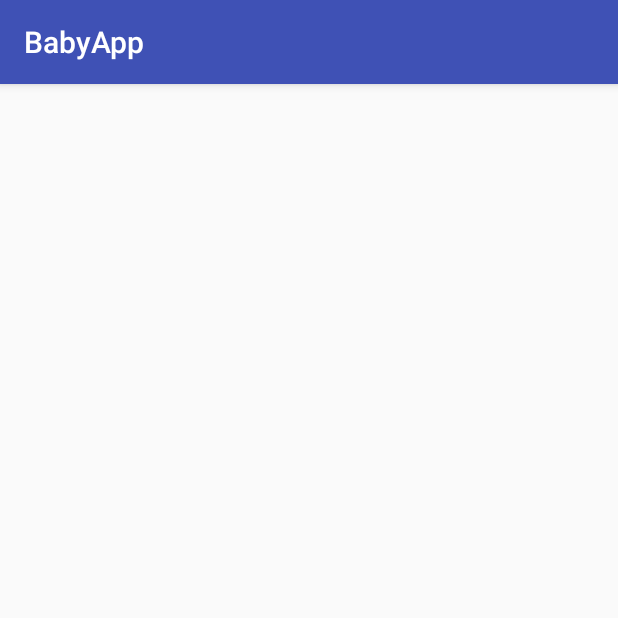
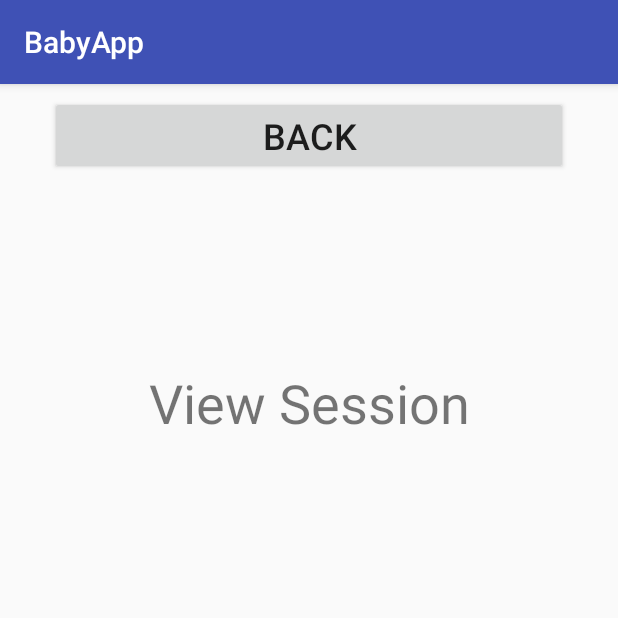
Before and after one commit to naumaanh/BabyAid, an Android app: the SessionViewingMenu screen opened directly, with no data from a screen before it, on a phone screen of 412 x 824 dp, the top half of it. Run offline under Robolectric (Android 15) with nearby library versions, the phone set to English and light mode, and no system bars; 1 statement that could not run was skipped.

Commit message:
Viewing menu + enum fixes
Added code for viewing menu, still needs testing. Fixed issue with enum implementation, added some stuff to Session class to assist with viewing menu implementation

```diff
--- a/app/src/main/java/AppDataStructures/Session.java
+++ b/app/src/main/java/AppDataStructures/Session.java
@@ -1,8 +1,13 @@
 package AppDataStructures;
+
+import java.util.Calendar;
 
 /**
  * Created by aaronbatch on 3/5/18.
  */
 
 public class Session {
+    public sessionType sType;
+    public Calendar StartTime;
+    public boolean isFinished;
 }
--- a/app/src/main/java/AppDataStructures/Settings.java
+++ b/app/src/main/java/AppDataStructures/Settings.java
@@ -11,7 +11,9 @@ public class Settings {
 
     public Settings()
     {
-
+        is24HTime = false;
+        isDarkTheme = false;
+        isMetric = false;
     }
     public Settings(boolean time, boolean theme, boolean metric)
     {
--- a/app/src/main/res/layout/activity_session_viewing_menu.xml
+++ b/app/src/main/res/layout/activity_session_viewing_menu.xml
@@ -6,4 +6,53 @@
     android:layout_height="match_parent"
     tools:context="myaaronbatch.unt.edu.babyapp.SessionViewingMenu">
 
+    <ScrollView
+        android:id="@+id/scrollView3"
+        android:layout_width="368dp"
+        android:layout_height="363dp"
+        android:layout_marginBottom="8dp"
+        android:layout_marginEnd="8dp"
+        android:layout_marginStart="8dp"
+        android:layout_marginTop="8dp"
+        app:layout_constraintBottom_toBottomOf="parent"
+        app:layout_constraintEnd_toEndOf="parent"
+        app:layout_constraintStart_toStartOf="parent"
+        app:layout_constraintTop_toTopOf="parent"
+        app:layout_constraintVertical_bias="0.916">
+
+        <LinearLayout
+            android:id="@+id/sessionList"
+            android:layout_width="match_parent"
+            android:layout_height="wrap_content"
+            android:orientation="vertical"></LinearLayout>
+    </ScrollView>
+
+    <Button
+        android:id="@+id/backButton"
+        android:layout_width="345dp"
+        android:layout_height="wrap_content"
+        android:layout_marginEnd="8dp"
+        android:layout_marginStart="8dp"
+        android:layout_marginTop="8dp"
+        android:autoText="false"
+        android:text="Back"
+        android:textSize="24sp"
+        app:layout_constraintEnd_toEndOf="parent"
+        app:layout_constraintStart_toStartOf="parent"
+        app:layout_constraintTop_toTopOf="parent" />
+
+    <TextView
+        android:id="@+id/titleText"
+        android:layout_width="wrap_content"
+        android:layout_height="wrap_content"
+        android:layout_marginBottom="8dp"
+        android:layout_marginEnd="8dp"
+        android:layout_marginStart="8dp"
+        android:layout_marginTop="8dp"
+        android:text="View Session"
+        android:textSize="36sp"
+        app:layout_constraintBottom_toTopOf="@+id/scrollView3"
+        app:layout_constraintEnd_toEndOf="parent"
+        app:layout_constraintStart_toStartOf="parent"
+        app:layout_constraintTop_toBottomOf="@+id/backButton" />
 </android.support.constraint.ConstraintLayout>
```
Also changed, not shown: app/src/main/java/AppDataStructures/MedicalSession.java (+3 -13 lines), app/src/main/java/AppDataStructures/medGiven.java (added, +9 -0 lines), app/src/main/java/AppDataStructures/sessionType.java (added, +9 -0 lines), app/src/main/java/myaaronbatch/unt/edu/babyapp/SessionViewingMenu.java (+101 -1 lines).
